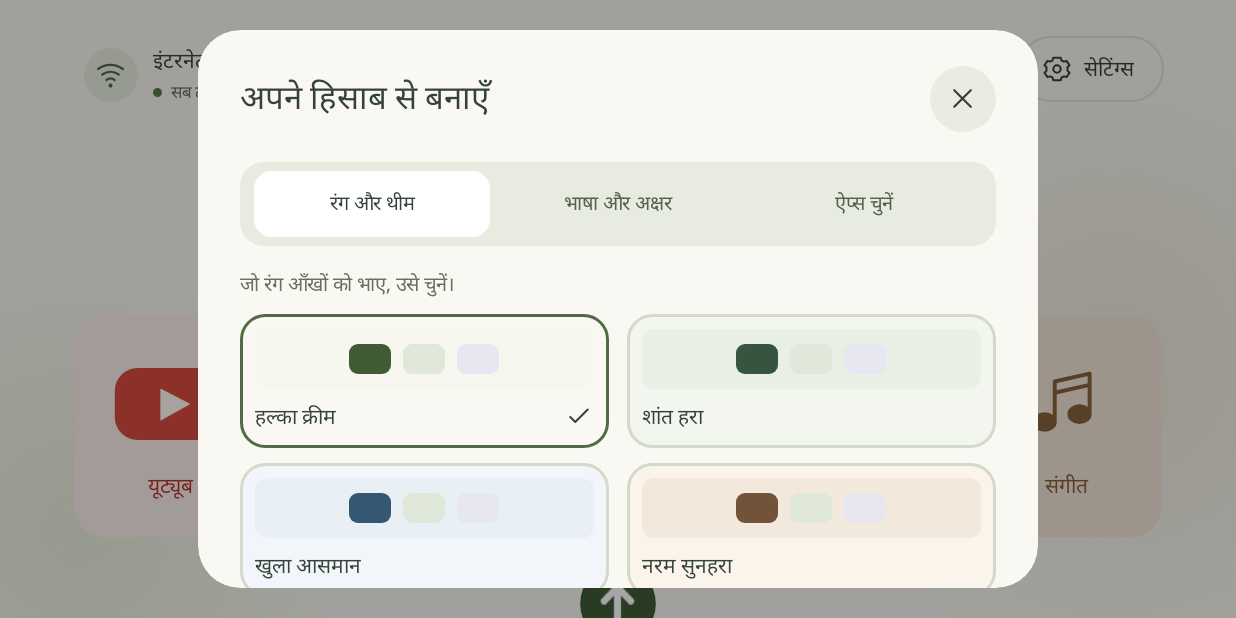
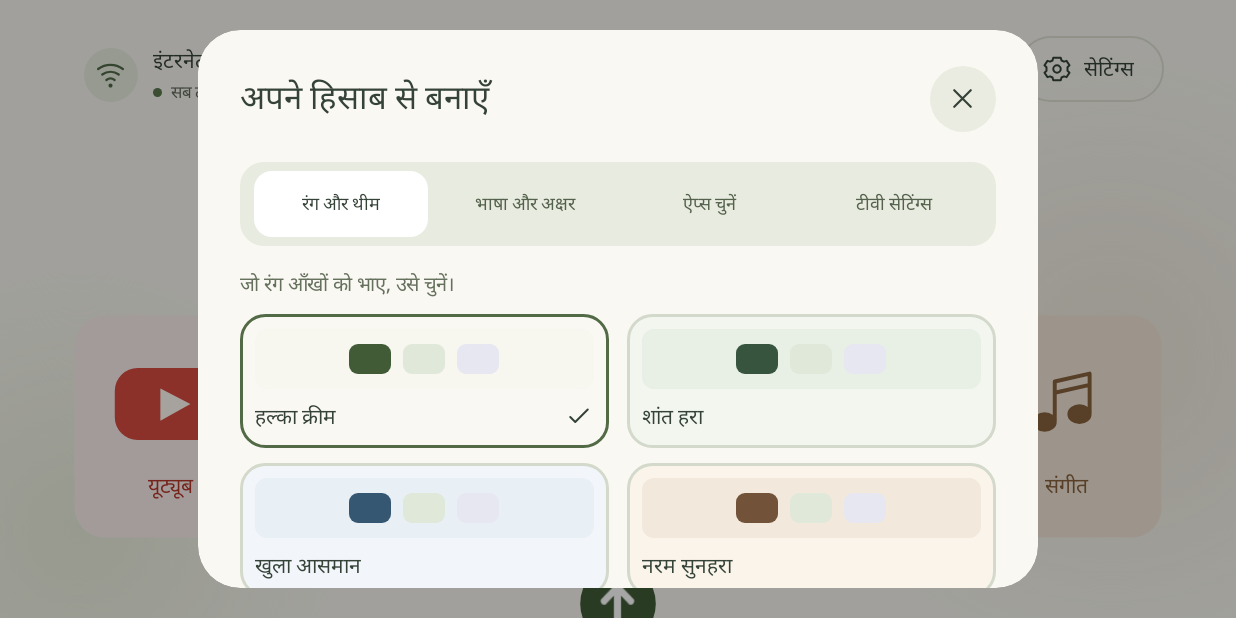
Before and after one commit to ervikasti/tv-launcher, an Android app: the screen it shows after launch (MainActivity), after a tap on "सेटिंग्स", on a phone screen of 824 x 412 dp (held sideways). Run offline under Robolectric (Android 15) with nearby library versions, the phone set to English and light mode, and no system bars.

Commit message:
added native setting section gemini 3.6

```diff
--- a/android-tv/app/src/main/java/com/sahaj/launcher/i18n/TextKeys.kt
+++ b/android-tv/app/src/main/java/com/sahaj/launcher/i18n/TextKeys.kt
@@ -57,6 +57,14 @@ object Keys {
     const val APPS_RESET = "apps_reset"
     const val APPS_NOT_INSTALLED = "apps_not_installed"
     const val APP_GENERIC_DESC = "app_generic_desc" // description under apps the viewer picked
+    // ---- Settings: "TV Settings" tab ----
+    const val TAB_TV_SETTINGS = "tab_tv_settings"
+    const val TV_SETTINGS_HINT = "tv_settings_hint"
+    const val TV_SETTINGS_OPEN_ALL = "tv_settings_open_all"
+    const val TV_SETTINGS_OPEN_WIFI = "tv_settings_open_wifi"
+    const val TV_SETTINGS_OPEN_DISPLAY = "tv_settings_open_display"
+    const val TV_SETTINGS_OPEN_APPS = "tv_settings_open_apps"
+    const val TV_SETTINGS_OPEN_DEVICE = "tv_settings_open_device"
     const val LANGUAGE_LABEL = "language_label"
     const val LANG_HINDI = "lang_hindi"
     const val LANG_ENGLISH = "lang_english"
--- a/android-tv/app/src/main/java/com/sahaj/launcher/i18n/TextMap.kt
+++ b/android-tv/app/src/main/java/com/sahaj/launcher/i18n/TextMap.kt
@@ -196,6 +196,36 @@ object TextMap {
             EN to "Open this app",
         ),
 
+        // ---- "TV Settings" tab ----
+        Keys.TAB_TV_SETTINGS to mapOf(
+            HI to "टीवी सेटिंग्स",
+            EN to "TV Settings",
+        ),
+        Keys.TV_SETTINGS_HINT to mapOf(
+            HI to "वाई-फ़ाई, डिस्प्ले, साउंड और डिवाइस की मुख्य सेटिंग्स खोलें।",
+            EN to "Open your TV's system settings for Wi-Fi, display, sound, and device options.",
+        ),
+        Keys.TV_SETTINGS_OPEN_ALL to mapOf(
+            HI to "मुख्य टीवी सेटिंग्स खोलें",
+            EN to "Open TV System Settings",
+        ),
+        Keys.TV_SETTINGS_OPEN_WIFI to mapOf(
+            HI to "वाई-फ़ाई और नेटवर्क सेटिंग्स",
+            EN to "Wi-Fi & Network Settings",
+        ),
+        Keys.TV_SETTINGS_OPEN_DISPLAY to mapOf(
+            HI to "डिस्प्ले और ध्वनि सेटिंग्स",
+            EN to "Display & Sound Settings",
+        ),
+        Keys.TV_SETTINGS_OPEN_APPS to mapOf(
+            HI to "ऐप्स और अनुमतियाँ",
+            EN to "Apps & Permissions",
+        ),
+        Keys.TV_SETTINGS_OPEN_DEVICE to mapOf(
+            HI to "डिवाइस और समय सेटिंग्स",
+            EN to "Device Preferences & Time",
+        ),
+
         Keys.LANGUAGE_LABEL to mapOf(
             HI to "भाषा / Language",
             EN to "Language / भाषा",
--- a/android-tv/app/src/main/java/com/sahaj/launcher/ui/SettingsDialog.kt
+++ b/android-tv/app/src/main/java/com/sahaj/launcher/ui/SettingsDialog.kt
@@ -2,7 +2,9 @@ package com.sahaj.launcher.ui
 
 import android.app.Dialog
 import android.content.Context
+import android.content.Intent
 import android.graphics.Color
+import android.provider.Settings
 import android.view.Gravity
 import android.view.View
 import android.widget.FrameLayout
@@ -25,10 +27,11 @@ import com.sahaj.launcher.i18n.Translator
 import com.sahaj.launcher.util.AppLauncher
 
 /**
- * The Settings pop-up with three tabs:
+ * The Settings pop-up with four tabs:
  *   1. "Look & feel"      - choose a colour theme
  *   2. "Language & text"  - choose Hindi / English and larger labels
  *   3. "Choose apps"      - choose which apps appear on the home row
+ *   4. "TV Settings"      - open default TV system settings
  * Changes apply immediately and are saved through [Prefs].
  */
 class SettingsDialog(
@@ -63,9 +66,11 @@ class SettingsDialog(
     private lateinit var tabTheme: TextView
     private lateinit var tabGeneral: TextView
     private lateinit var tabApps: TextView
+    private lateinit var tabTvSettings: TextView
     private lateinit var themePanel: View
     private lateinit var generalPanel: View
     private lateinit var appsPanel: LinearLayout
+    private lateinit var tvSettingsPanel: View
     private lateinit var toggleTrack: LinearLayout
     private lateinit var tabTrack: LinearLayout
     private var currentTab = TAB_THEME
@@ -112,9 +117,11 @@ class SettingsDialog(
         generalPanel = buildGeneralPanel()
         appsPanel = LinearLayout(context)          // filled later, when the tab is opened
         appsPanel.orientation = LinearLayout.VERTICAL
+        tvSettingsPanel = buildTvSettingsPanel()
         column.addView(themePanel, marginTop(16))
         column.addView(generalPanel, marginTop(16))
         column.addView(appsPanel, marginTop(16))
+        column.addView(tvSettingsPanel, marginTop(16))
 
         val note = Ui.text(context, 12f, Palette.TEXT_MUTED)
         binder.bind(note, Keys.PREFS_SAVED)
@@ -153,7 +160,7 @@ class SettingsDialog(
         return row
     }
 
-    /** The three tab buttons. */
+    /** The four tab buttons. */
     private fun buildTabs(): View {
         tabTrack = LinearLayout(context)
         tabTrack.orientation = LinearLayout.HORIZONTAL
@@ -163,8 +170,9 @@ class SettingsDialog(
         tabTheme = buildTab(Keys.TAB_THEME) { currentTab = TAB_THEME; updateTabs() }
         tabGeneral = buildTab(Keys.TAB_GENERAL) { currentTab = TAB_GENERAL; updateTabs() }
         tabApps = buildTab(Keys.TAB_APPS) { currentTab = TAB_APPS; updateTabs() }
+        tabTvSettings = buildTab(Keys.TAB_TV_SETTINGS) { currentTab = TAB_TV_SETTINGS; updateTabs() }
 
-        for (tab in listOf(tabTheme, tabGeneral, tabApps)) {
+        for (tab in listOf(tabTheme, tabGeneral, tabApps, tabTvSettings)) {
             val params = LinearLayout.LayoutParams(0, context.dp(44), 1f)
             params.leftMargin = context.dp(3)
             params.rightMargin = context.dp(3)
@@ -174,7 +182,7 @@ class SettingsDialog(
     }
 
     private fun buildTab(key: String, onClick: () -> Unit): TextView {
-        val tab = Ui.text(context, 13f, Palette.TAB_TEXT, medium = true)
+        val tab = Ui.text(context, 12f, Palette.TAB_TEXT, medium = true)
         tab.gravity = Gravity.CENTER
         Ui.makeFocusable(tab)
         binder.bind(tab, key)
@@ -483,6 +491,109 @@ class SettingsDialog(
         countView.text = countText()
     }
 
+    // ------------------------------------------------------ tv settings panel
+
+    private fun buildTvSettingsPanel(): View {
+        val panel = LinearLayout(context)
+        panel.orientation = LinearLayout.VERTICAL
+
+        val hint = Ui.text(context, 13f, Palette.TEXT_MUTED)
+        binder.bind(hint, Keys.TV_SETTINGS_HINT)
+        panel.addView(hint, LinearLayout.LayoutParams(MATCH, WRAP))
+
+        val mainBtn = buildTvSettingButton(
+            textKey = Keys.TV_SETTINGS_OPEN_ALL,
+            iconRes = R.drawable.ic_settings,
+            isPrimary = true,
+        ) {
+            launchSystemSettings(listOf(Settings.ACTION_SETTINGS))
+        }
+        panel.addView(mainBtn, marginTop(12))
+
+        val wifiBtn = buildTvSettingButton(
+            textKey = Keys.TV_SETTINGS_OPEN_WIFI,
+            iconRes = R.drawable.ic_wifi,
+        ) {
+            launchSystemSettings(listOf(Settings.ACTION_WIFI_SETTINGS, Settings.ACTION_WIRELESS_SETTINGS, Settings.ACTION_SETTINGS))
+        }
+        panel.addView(wifiBtn, marginTop(8))
+
+        val displayBtn = buildTvSettingButton(
+            textKey = Keys.TV_SETTINGS_OPEN_DISPLAY,
+            iconRes = R.drawable.ic_settings,
+        ) {
+            launchSystemSettings(listOf(Settings.ACTION_DISPLAY_SETTINGS, Settings.ACTION_SOUND_SETTINGS, Settings.ACTION_SETTINGS))
+        }
+        panel.addView(displayBtn, marginTop(8))
+
+        val appsBtn = buildTvSettingButton(
+            textKey = Keys.TV_SETTINGS_OPEN_APPS,
+            iconRes = R.drawable.ic_settings,
+        ) {
+            launchSystemSettings(listOf(Settings.ACTION_APPLICATION_SETTINGS, Settings.ACTION_MANAGE_APPLICATIONS_SETTINGS, Settings.ACTION_SETTINGS))
+        }
+        panel.addView(appsBtn, marginTop(8))
+
+        val deviceBtn = buildTvSettingButton(
+            textKey = Keys.TV_SETTINGS_OPEN_DEVICE,
+            iconRes = R.drawable.ic_settings,
+        ) {
+            launchSystemSettings(listOf(Settings.ACTION_DEVICE_INFO_SETTINGS, Settings.ACTION_DATE_SETTINGS, Settings.ACTION_SETTINGS))
+        }
+        panel.addView(deviceBtn, marginTop(8))
+
+        return panel
+    }
+
+    private fun buildTvSettingButton(
+        textKey: String,
+        iconRes: Int,
+        isPrimary: Boolean = false,
+        onClick: () -> Unit,
+    ): View {
+        val button = LinearLayout(context)
+        button.orientation = LinearLayout.HORIZONTAL
+        button.gravity = Gravity.CENTER_VERTICAL
+        button.setPadding(context.dp(18), context.dp(12), context.dp(18), context.dp(12))
+        button.minimumHeight = context.dp(48)
+        Ui.makeFocusable(button)
+
+        val fill = if (isPrimary) Palette.CHOICE_SELECTED_FILL else Palette.TOGGLE_ROW
+        val border = if (isPrimary) Palette.CHOICE_SELECTED_BORDER else Color.TRANSPARENT
+
+        button.background = Ui.focusStates(
+            Ui.shape(context, fill, 16, border, if (isPrimary) 1 else 0),
+            Ui.shape(context, fill, 16, Palette.FOCUS_RING, 3),
+        )
+
+        button.addView(
+            Ui.icon(context, iconRes, Palette.TEXT),
+            LinearLayout.LayoutParams(context.dp(20), context.dp(20)),
+        )
+
+        val text = Ui.text(context, 15f, Palette.TEXT, medium = isPrimary)
+        binder.bind(text, textKey)
+        val textParams = LinearLayout.LayoutParams(0, WRAP, 1f)
+        textParams.leftMargin = context.dp(12)
+        button.addView(text, textParams)
+
+        button.setOnClickListener { onClick() }
+        return button
+    }
+
+    private fun launchSystemSettings(actions: List<String>) {
+        for (action in actions) {
+            try {
+                val intent = Intent(action).addFlags(Intent.FLAG_ACTIVITY_NEW_TASK)
+                context.startActivity(intent)
+                dialog.dismiss()
+                return
+            } catch (_: Exception) {
+                // Try next action
+            }
+        }
+    }
+
     // -------------------------------------------------------------- helpers
 
     /** Border/fill used by language buttons and app lines (chosen = green tint). */
@@ -500,6 +611,7 @@ class SettingsDialog(
         themePanel.visibility = if (currentTab == TAB_THEME) View.VISIBLE else View.GONE
         generalPanel.visibility = if (currentTab == TAB_GENERAL) View.VISIBLE else View.GONE
         appsPanel.visibility = if (currentTab == TAB_APPS) View.VISIBLE else View.GONE
+        tvSettingsPanel.visibility = if (currentTab == TAB_TV_SETTINGS) View.VISIBLE else View.GONE
         if (currentTab == TAB_APPS && !appsBuilt) {
             appsBuilt = true
             fillAppsPanel()
@@ -507,6 +619,7 @@ class SettingsDialog(
         styleTab(tabTheme, currentTab == TAB_THEME)
         styleTab(tabGeneral, currentTab == TAB_GENERAL)
         styleTab(tabApps, currentTab == TAB_APPS)
+        styleTab(tabTvSettings, currentTab == TAB_TV_SETTINGS)
     }
 
     private fun styleTab(tab: TextView, active: Boolean) {
@@ -528,5 +641,6 @@ class SettingsDialog(
         const val TAB_THEME = 0
         const val TAB_GENERAL = 1
         const val TAB_APPS = 2
+        const val TAB_TV_SETTINGS = 3
     }
 }
```
Also changed, not shown: 1 other file.
